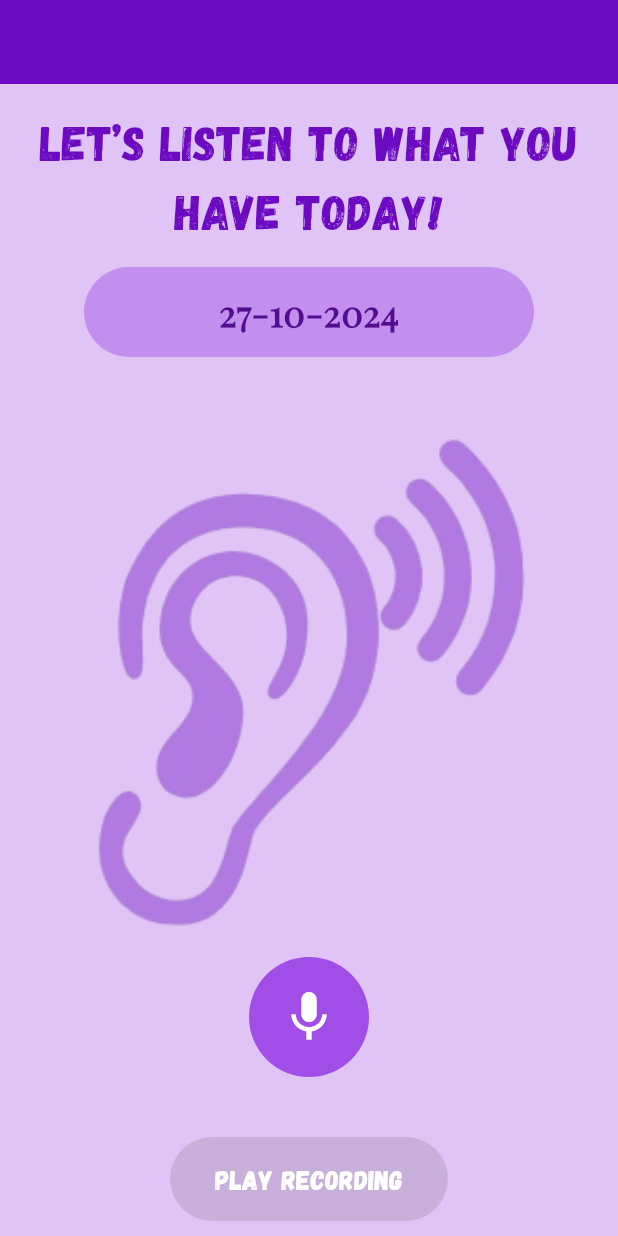
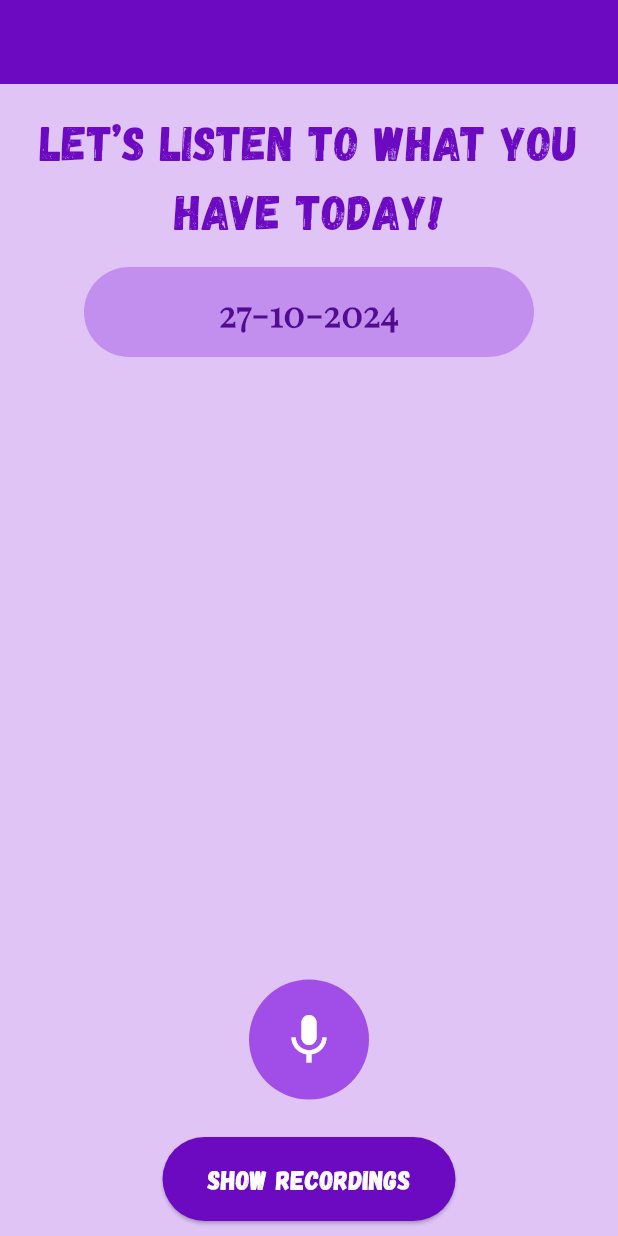
Before and after one commit to aichwaryabiradar/AboutYourDayApp, a Flutter app: the RecordVoicePage screen opened directly with empty values, on a phone screen of 412 x 824 dp. Run offline on Flutter 3.47's test engine with Material 3 defaults, Android fonts, the phone set to English and light mode, and no system bars; our stand-ins replace audioplayers, image_picker, table_calendar, video_player; missing offline and left inert: record; statements that could not run were skipped; project files that could hold a hidden picture were left out.

Commit message:
RecordingList

```diff
--- a/lib/Calendarpage.dart
+++ b/lib/Calendarpage.dart
@@ -42,8 +42,8 @@ class _CalendarPageState extends State<CalendarPage> {
                   ),
                 ),
                 Container(
-                  height: 400,
-                  width: 350,
+                  height: screenSize.height * 0.4,
+                  width: screenSize.width * 0.7,
                   decoration: BoxDecoration(
                     color: Colors.white.withOpacity(0.6),
                     borderRadius: BorderRadius.circular(12.0),
--- a/lib/RecordvoicePage.dart
+++ b/lib/RecordvoicePage.dart
@@ -2,6 +2,12 @@ import 'package:flutter/material.dart';
 import 'package:intl/intl.dart';
 import 'package:record/record.dart';
 import 'package:audioplayers/audioplayers.dart';
+
+import 'dart:io';
+
+import 'package:yourday/RecordingsListPage.dart';
+
+
 
 class RecordVoicePage extends StatefulWidget {
   final DateTime selectedDay;
@@ -12,36 +18,34 @@ class RecordVoicePage extends StatefulWidget {
 }
 
 class _RecordVoicePageState extends State<RecordVoicePage> {
-  final _record = Record(); // Instance of the Record class for recording
-  final _audioPlayer = AudioPlayer(); // Instance of AudioPlayer for playback
+  final _record = Record();
+  final _audioPlayer = AudioPlayer();
   bool _isRecording = false;
-  bool _isPlaying = false;
   String? _recordedFilePath;
 
   @override
   void dispose() {
-    _record.dispose(); // Dispose the record object when the widget is disposed
-    _audioPlayer.dispose(); // Dispose the audio player
+    _record.dispose();
+    _audioPlayer.dispose();
     super.dispose();
   }
 
   Future<void> _startRecording() async {
     if (await _record.hasPermission()) {
-      final path = 'voice_recording.m4a'; // You can specify a custom path
+      final timestamp = DateTime.now().toIso8601String().replaceAll(":", "-");
+      final path = '/storage/emulated/0/Recordings/voice_recording_$timestamp.m4a';
 
       await _record.start(
         path: path,
-        encoder: AudioEncoder.aacLc, // Use the correct encoder
+        encoder: AudioEncoder.aacLc,
         bitRate: 128000,
         samplingRate: 44100,
       );
 
       setState(() {
         _isRecording = true;
-        _recordedFilePath = path; // Save the path to the recorded file
+        _recordedFilePath = path;
       });
-    } else {
-      // Handle the case where permissions are not granted
     }
   }
 
@@ -52,19 +56,13 @@ class _RecordVoicePageState extends State<RecordVoicePage> {
     });
   }
 
-  Future<void> _playRecording() async {
-    if (_recordedFilePath != null) {
-      await _audioPlayer.play(DeviceFileSource(_recordedFilePath!));
-      setState(() {
-        _isPlaying = true;
-      });
-
-      _audioPlayer.onPlayerComplete.listen((event) {
-        setState(() {
-          _isPlaying = false;
-        });
-      });
-    }
+  void _navigateToRecordingsList() {
+    Navigator.push(
+      context,
+      MaterialPageRoute(
+        builder: (context) => RecordingsListPage(), // Navigate to the recordings list page
+      ),
+    );
   }
 
   @override
@@ -84,7 +82,7 @@ class _RecordVoicePageState extends State<RecordVoicePage> {
               child: Text(
                 "LET’S LISTEN TO WHAT YOU HAVE TODAY!",
                 textAlign: TextAlign.center,
-                style: TextStyle(
+                style: const TextStyle(
                   color: Color.fromRGBO(108, 10, 193, 1),
                   fontFamily: 'Gagalin-Regular',
                   fontSize: 32,
@@ -111,22 +109,9 @@ class _RecordVoicePageState extends State<RecordVoicePage> {
               color: const Color.fromRGBO(194, 143, 239, 1),
             ),
           ),
-          Opacity(
-            opacity: 0.4,
-            child: Container(
-              width: 300,
-              height: 400,
-              decoration: BoxDecoration(
-                image: const DecorationImage(
-                  fit: BoxFit.cover,
-                  image: AssetImage('assets/Voicerecord.png'),
-                ),
-              ),
-            ),
-          ),
           const Spacer(),
           Padding(
-            padding: const EdgeInsets.only(bottom: 30.0),
+            padding: const EdgeInsets.only(bottom: 15.0),
             child: Container(
               height: 80,
               width: 80,
@@ -155,41 +140,21 @@ class _RecordVoicePageState extends State<RecordVoicePage> {
           Padding(
             padding: const EdgeInsets.all(10.0),
             child: ElevatedButton(
-              onPressed: _recordedFilePath != null && !_isPlaying ? _playRecording : null,
-              child: Text(
-                _isPlaying ? "Playing..." : "Play Recording",
-                style: const TextStyle(
+              onPressed: _navigateToRecordingsList,
+              child: const Text(
+                "Show Recordings",
+                style: TextStyle(
                   fontFamily: 'Gagalin-Regular',
                   color: Colors.white,
                   fontSize: 18,
                 ),
               ),
               style: ElevatedButton.styleFrom(
-                padding: const EdgeInsets.symmetric(horizontal: 30, vertical: 15), backgroundColor: Color.fromRGBO(108, 10, 193, 1),
+                padding: const EdgeInsets.symmetric(horizontal: 30, vertical: 15),
+                backgroundColor: Color.fromRGBO(108, 10, 193, 1),
                 shape: RoundedRectangleBorder(
                   borderRadius: BorderRadius.circular(30),
                 ),
-              ),
-            ),
-          ),
-          Padding(
-            padding: const EdgeInsets.all(20.0),
-            child: Container(
-              height: 60,
-              width: 100,
-              child: Center(
-                child: Text(
-                  "SAVE",
-                  style: TextStyle(
-                    fontFamily: 'Gagalin-Regular',
-                    color: Colors.white,
-                    fontSize: 26,
-                  ),
-                ),
-              ),
-              decoration: BoxDecoration(
-                color: Color.fromRGBO(108, 10, 193, 1),
-                borderRadius: BorderRadius.circular(30),
               ),
             ),
           ),
```
Also changed, not shown: lib/RecordingsListPage.dart (added, +98 -0 lines), lib/VideoPlayerPage.dart (+103 -24 lines), 2 other files.
